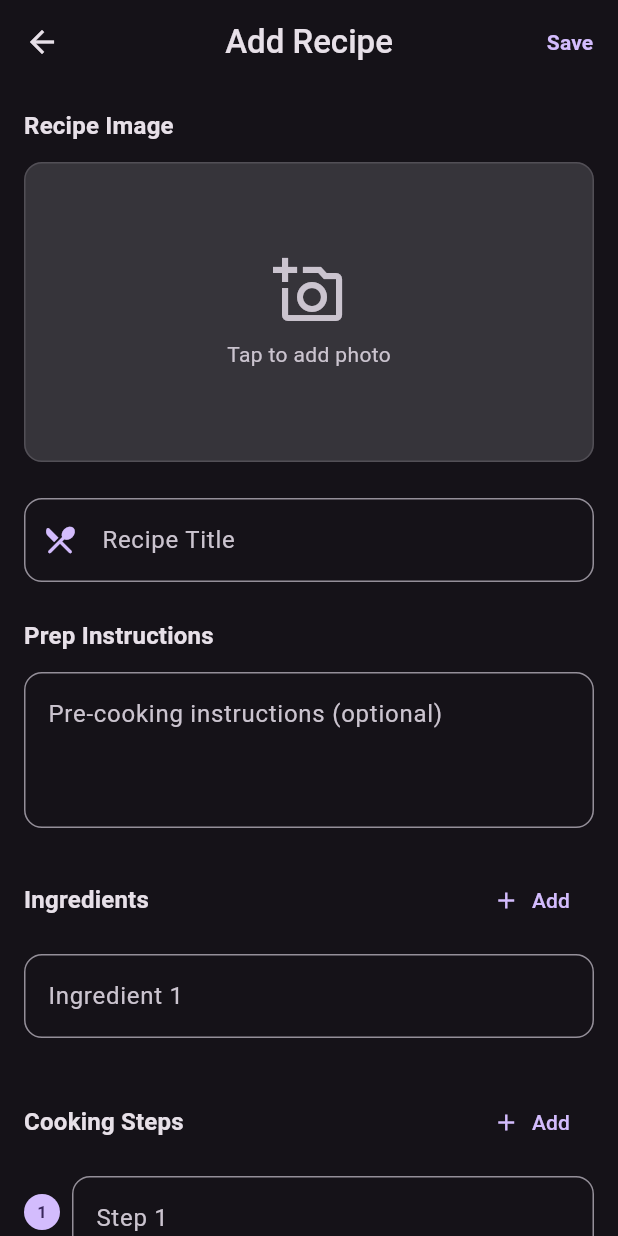
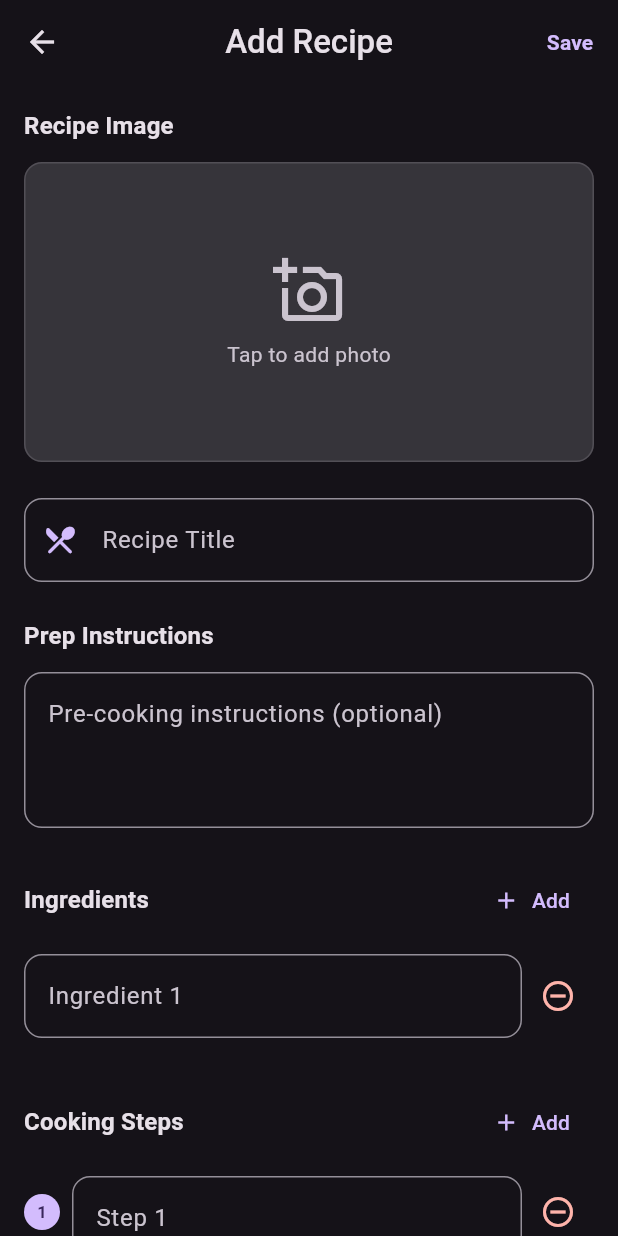
Before and after one commit to daCFniel/recipe_box, a Flutter app: the screen it shows after launch, after a tap on "Add Recipe", on a phone screen of 412 x 824 dp. Run offline on Flutter 3.47's test engine with Material 3 defaults, Android fonts, the phone set to English and light mode, and no system bars; our stand-ins replace flutter_animate, google_fonts, image_picker, material_symbols_icons, shared_preferences; network calls fail.

Commit message:
Bug fixes

```diff
--- a/lib/main.dart
+++ b/lib/main.dart
@@ -1,9 +1,16 @@
 import 'package:flutter/material.dart';
 import 'package:recipe_box/theme.dart';
 import 'package:recipe_box/screens/home_screen.dart';
+import 'package:provider/provider.dart'; // Import provider
+import 'package:recipe_box/providers/recipe_provider.dart'; // Import RecipeProvider
 
 void main() {
-  runApp(const MyApp());
+  runApp(
+    ChangeNotifierProvider( // Wrap MyApp with ChangeNotifierProvider
+      create: (context) => RecipeProvider(),
+      child: const MyApp(),
+    ),
+  );
 }
 
 class MyApp extends StatelessWidget {
--- a/lib/screens/add_edit_recipe_screen.dart
+++ b/lib/screens/add_edit_recipe_screen.dart
@@ -1,7 +1,9 @@
 import 'dart:io';
 import 'package:flutter/material.dart';
 import 'package:image_picker/image_picker.dart';
+import 'package:provider/provider.dart';
 import 'package:recipe_box/models/recipe.dart';
+import 'package:recipe_box/providers/recipe_provider.dart';
 import 'package:recipe_box/services/recipe_service.dart';
 
 class AddEditRecipeScreen extends StatefulWidget {
@@ -152,12 +154,12 @@ class _AddEditRecipeScreenState extends State<AddEditRecipeScreen> {
         updatedAt: DateTime.now(),
       );
 
-      final service = await RecipeService.getInstance();
+      final recipeProvider = Provider.of<RecipeProvider>(context, listen: false);
 
       if (_isEditing) {
-        await service.updateRecipe(recipe);
+        await recipeProvider.updateRecipe(recipe);
       } else {
-        await service.addRecipe(recipe);
+        await recipeProvider.addRecipe(recipe);
       }
 
       if (mounted) {
@@ -387,8 +389,7 @@ class _AddEditRecipeScreenState extends State<AddEditRecipeScreen> {
                     textCapitalization: TextCapitalization.sentences,
                   ),
                 ),
-                if (_ingredientControllers.length > 1)
-                  IconButton(
+                IconButton(
                     onPressed: () => _removeIngredientField(i),
                     icon: Icon(
                       Icons.remove_circle_outline,
@@ -468,8 +469,7 @@ class _AddEditRecipeScreenState extends State<AddEditRecipeScreen> {
                     textCapitalization: TextCapitalization.sentences,
                   ),
                 ),
-                if (_stepControllers.length > 1)
-                  IconButton(
+                IconButton(
                     onPressed: () => _removeStepField(i),
                     icon: Icon(
                       Icons.remove_circle_outline,
--- a/lib/screens/home_screen.dart
+++ b/lib/screens/home_screen.dart
@@ -1,11 +1,11 @@
 import 'package:flutter/material.dart';
 import 'package:flutter_animate/flutter_animate.dart';
 import 'package:recipe_box/models/recipe.dart';
-import 'package:recipe_box/services/recipe_service.dart';
 import 'package:recipe_box/screens/recipe_detail_screen.dart';
 import 'package:recipe_box/screens/add_edit_recipe_screen.dart';
 import 'package:recipe_box/widgets/recipe_card.dart';
-
+import 'package:provider/provider.dart'; // Import provider
+import 'package:recipe_box/providers/recipe_provider.dart'; // Import RecipeProvider
 
 class HomePage extends StatefulWidget {
   const HomePage({super.key});
@@ -15,15 +15,13 @@ class HomePage extends StatefulWidget {
 }
 
 class _HomePageState extends State<HomePage> {
-  List<Recipe> _recipes = [];
-  List<Recipe> _filteredRecipes = [];
-  bool _isLoading = true;
   final TextEditingController _searchController = TextEditingController();
 
   @override
   void initState() {
     super.initState();
-    _loadRecipes();
+    // Initialize the provider and load recipes
+    Provider.of<RecipeProvider>(context, listen: false).initialize();
   }
 
   @override
@@ -32,29 +30,7 @@ class _HomePageState extends State<HomePage> {
     super.dispose();
   }
 
-  Future<void> _loadRecipes() async {
-    setState(() => _isLoading = true);
-    final service = await RecipeService.getInstance();
-    final recipes = await service.getRecipes();
-    setState(() {
-      _recipes = recipes;
-      _filteredRecipes = recipes;
-      _isLoading = false;
-    });
-  }
 
-  void _filterRecipes(String query) {
-    setState(() {
-      if (query.isEmpty) {
-        _filteredRecipes = _recipes;
-      } else {
-        _filteredRecipes = _recipes
-            .where((recipe) =>
-                recipe.title.toLowerCase().contains(query.toLowerCase()))
-            .toList();
-      }
-    });
-  }
 
   void _navigateToAddRecipe() async {
     final result = await Navigator.push(
@@ -64,7 +40,7 @@ class _HomePageState extends State<HomePage> {
       ),
     );
     if (result == true) {
-      _loadRecipes();
+      // No need to call _loadRecipes() here, as the provider will notify listeners
     }
   }
 
@@ -76,7 +52,7 @@ class _HomePageState extends State<HomePage> {
       ),
     );
     if (result == true) {
-      _loadRecipes();
+      Provider.of<RecipeProvider>(context, listen: false).loadRecipes();
     }
   }
 
@@ -98,7 +74,12 @@ class _HomePageState extends State<HomePage> {
             padding: const EdgeInsets.all(16.0),
             child: TextField(
               controller: _searchController,
-              onChanged: _filterRecipes,
+              onChanged: (query) {
+                // Filter recipes based on the query
+                // This part needs to be updated to filter the provider's recipes
+                // For now, it will just trigger a rebuild.
+                setState(() {});
+              },
               decoration: InputDecoration(
                 hintText: 'Search recipes...',
                 prefixIcon: const Icon(Icons.search),
@@ -107,7 +88,7 @@ class _HomePageState extends State<HomePage> {
                         icon: const Icon(Icons.clear),
                         onPressed: () {
                           _searchController.clear();
-                          _filterRecipes('');
+                          setState(() {}); // Trigger rebuild to clear filter
                         },
                       )
                     : null,
@@ -121,15 +102,22 @@ class _HomePageState extends State<HomePage> {
             ),
           ),
           Expanded(
-            child: _isLoading
-                ? const Center(child: CircularProgressIndicator())
-                : _filteredRecipes.isEmpty
-                    ? _buildEmptyState(theme)
-                    : ListView.builder(
+            child: Consumer<RecipeProvider>(
+              builder: (context, recipeProvider, child) {
+                final filteredRecipes = recipeProvider.recipes.where((recipe) {
+                  return recipe.title.toLowerCase().contains(_searchController.text.toLowerCase());
+                }).toList();
+
+                if (recipeProvider.isLoading) {
+                  return const Center(child: CircularProgressIndicator());
+                } else if (filteredRecipes.isEmpty) {
+                  return _buildEmptyState(theme);
+                } else {
+                  return ListView.builder(
                     padding: const EdgeInsets.symmetric(horizontal: 16),
-                        itemCount: _filteredRecipes.length,
+                    itemCount: filteredRecipes.length,
                     itemBuilder: (context, index) {
-                          final recipe = _filteredRecipes[index];
+                      final recipe = filteredRecipes[index];
                       return Padding(
                         padding: const EdgeInsets.only(bottom: 16),
                         child: RecipeCard(
@@ -138,14 +126,17 @@ class _HomePageState extends State<HomePage> {
                         ),
                       ).animate().fade();
                     },
+                  );
+                }
+              },
             ),
           ),
         ],
       ),
       floatingActionButton: FloatingActionButton.extended(
         onPressed: _navigateToAddRecipe,
-        backgroundColor: Color.fromARGB(255, 118, 89, 146),
-        foregroundColor: Color.fromARGB(255, 226, 226, 226),
+        backgroundColor: const Color.fromARGB(255, 118, 89, 146),
+        foregroundColor: const Color.fromARGB(255, 226, 226, 226),
         icon: const Icon(Icons.add),
         label: const Text('Add Recipe'),
       ).animate().scale().fadeIn(),
--- a/lib/widgets/recipe_card.dart
+++ b/lib/widgets/recipe_card.dart
@@ -1,5 +1,7 @@
+import 'dart:io';
 import 'package:flutter/material.dart';
 import 'package:recipe_box/models/recipe.dart';
+import 'package:material_symbols_icons/material_symbols_icons.dart';
 
 class RecipeCard extends StatelessWidget {
   final Recipe recipe;
@@ -28,7 +30,8 @@ class RecipeCard extends StatelessWidget {
           crossAxisAlignment: CrossAxisAlignment.start,
           children: [
             ClipRRect(
-              borderRadius: const BorderRadius.vertical(top: Radius.circular(16)),
+              borderRadius:
+                  const BorderRadius.vertical(top: Radius.circular(16)),
               child: AspectRatio(
                 aspectRatio: 16 / 9,
                 child: (recipe.imageUrl != null && recipe.imageUrl!.isNotEmpty)
@@ -39,8 +42,8 @@ class RecipeCard extends StatelessWidget {
                             _buildPlaceholderImage(theme),
                       )
                     : (recipe.imagePath != null && recipe.imagePath!.isNotEmpty)
-                        ? Image.asset(
-                            recipe.imagePath!,
+                        ? Image.file(
+                            File(recipe.imagePath!),
                             fit: BoxFit.cover,
                             errorBuilder: (context, error, stackTrace) =>
                                 _buildPlaceholderImage(theme),
@@ -63,7 +66,7 @@ class RecipeCard extends StatelessWidget {
                   Row(
                     children: [
                       Icon(
-                        Icons.timer_outlined,
+                        Symbols.grocery,
                         size: 16,
                         color: theme.colorScheme.onSurfaceVariant,
                       ),
@@ -95,16 +98,20 @@ class RecipeCard extends StatelessWidget {
   }
 
   Widget _buildPlaceholderImage(ThemeData theme) => Container(
-    height: 180,
         decoration: BoxDecoration(
           color: theme.colorScheme.surfaceContainerHighest,
           borderRadius: const BorderRadius.vertical(top: Radius.circular(16)),
         ),
         child: Center(
-      child: Icon(
-        Icons.image_not_supported_outlined,
-        size: 48,
+          child: Column(
+            mainAxisAlignment: MainAxisAlignment.center,
+            children: [
+              Icon(
+                Symbols.lunch_dining,
+                size: 64,
                 color: theme.colorScheme.onSurfaceVariant,
+              ),
+            ],
           ),
         ),
       );
--- a/pubspec.yaml
+++ b/pubspec.yaml
@@ -14,6 +14,8 @@ dependencies:
   shared_preferences: ^2.0.0
   image_picker: '>=1.1.2'
   flutter_animate: ^4.5.0
+  material_symbols_icons: ^4.2858.1
+  provider: ^6.0.0 # Added this line
 
 dev_dependencies:
   flutter_test:
```
Also changed, not shown: lib/providers/recipe_provider.dart (+4 -9 lines), lib/screens/recipe_detail_screen.dart (+45 -15 lines), pubspec.lock. Lines whose indentation alone changed are shown as unchanged.
